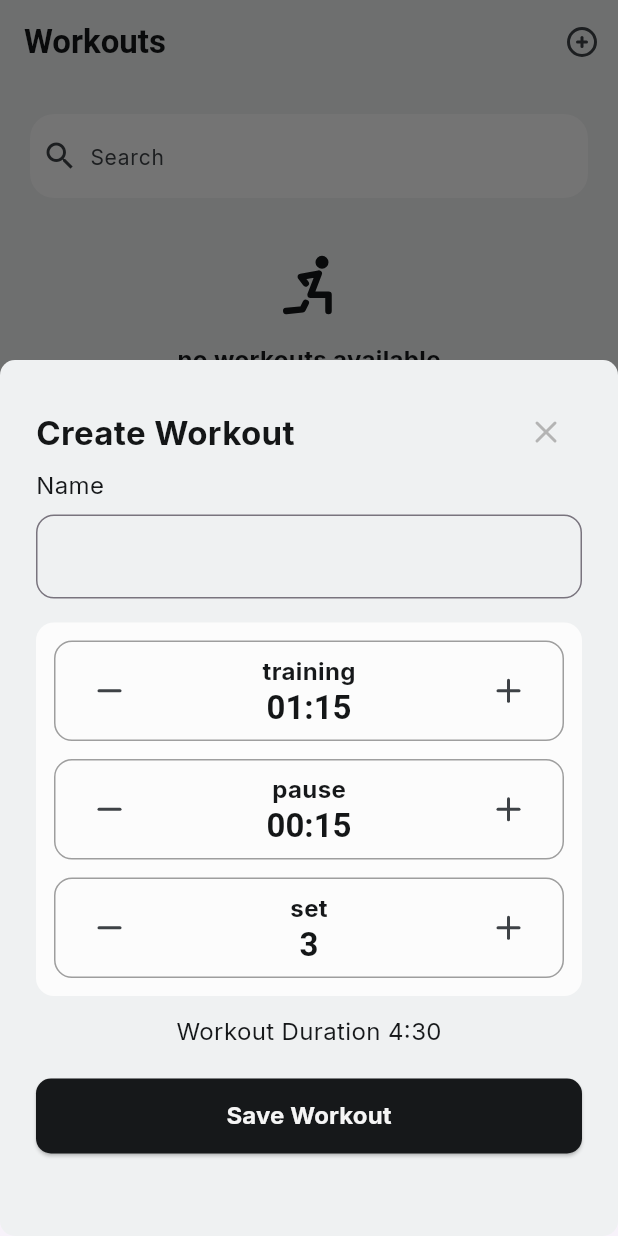
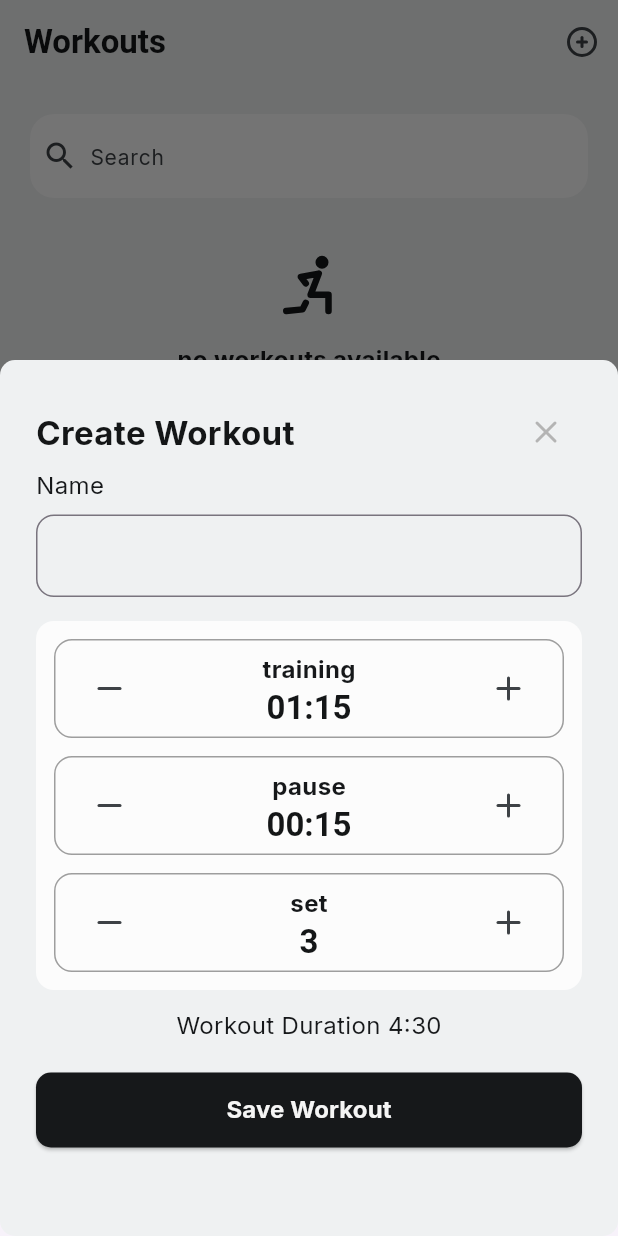
Before and after one commit to NkITaa/interval_timer, a Flutter app: the screen it shows after launch, after a tap on "Create Workout", on a phone screen of 412 x 824 dp. Run offline on Flutter 3.47's test engine with Material 3 defaults, Android fonts, the light colour scheme and no system bars; our stand-ins replace audioplayers, confetti, flutter_tabler_icons, google_fonts, hive, hive_flutter and 2 more; accounts and stored records are empty; generated files the repository leaves out were written again.

Commit message:
Second bashing fixes

```diff
--- a/lib/components/custom_textbox.dart
+++ b/lib/components/custom_textbox.dart
@@ -19,6 +19,8 @@ class CustomTextbox extends StatelessWidget {
         ),
         Padding(
           padding: const EdgeInsets.only(top: 8.0, bottom: 16.0),
+          child: SizedBox(
+            height: 55,
             child: TextFormField(
               validator: (value) {
                 if (value == null || value.isEmpty) {
@@ -29,6 +31,7 @@ class CustomTextbox extends StatelessWidget {
               onTapOutside: (PointerDownEvent event) {
                 FocusScope.of(context).unfocus();
               },
+              textAlignVertical: TextAlignVertical.center,
               style: body1(context),
               cursorColor: lightNeutral300,
               controller: nameController,
@@ -44,6 +47,7 @@ class CustomTextbox extends StatelessWidget {
               ),
             ),
           ),
+        ),
       ],
     );
   }
--- a/lib/components/increment_decrement_button.dart
+++ b/lib/components/increment_decrement_button.dart
@@ -25,6 +25,7 @@ class IncrementDecrementButton extends StatelessWidget {
   @override
   Widget build(BuildContext context) {
     return Container(
+      height: 66,
       padding: const EdgeInsets.only(top: 8, bottom: 8, left: 12, right: 12),
       decoration: BoxDecoration(
         color: MyApp.of(context).isDarkMode() ? darkNeutral100 : lightNeutral0,
@@ -48,8 +49,9 @@ class IncrementDecrementButton extends StatelessWidget {
             width: 100,
             child: Column(
               children: [
-                Text(type, style: body1Bold(context)),
-                RichText(
+                Expanded(child: Text(type, style: body1Bold(context))),
+                Expanded(
+                  child: RichText(
                     text: TextSpan(
                       style: heading3Bold(context),
                       text: type != "set"
@@ -61,6 +63,7 @@ class IncrementDecrementButton extends StatelessWidget {
                               builder: (BuildContext context) =>
                                   Dialogs.buildSetTimesDialog(context, type,
                                       minutes, otherMinutes, sets, setValue),
+                            ),
                     ),
                   ),
                 ),
--- a/lib/pages/profile/components/settings_block.dart
+++ b/lib/pages/profile/components/settings_block.dart
@@ -23,7 +23,7 @@ class SettingsBlock extends StatelessWidget {
         Container(
           decoration: BoxDecoration(
             color:
-                MyApp.of(context).isDarkMode() ? darkNeutral50 : lightNeutral0,
+                MyApp.of(context).isDarkMode() ? darkNeutral50 : lightNeutral50,
             borderRadius: BorderRadius.circular(16),
           ),
           padding: const EdgeInsets.only(left: 24.0, right: 24),
--- a/lib/pages/workouts/components/workouts_appbar.dart
+++ b/lib/pages/workouts/components/workouts_appbar.dart
@@ -15,6 +15,7 @@ class WorkoutsAppbar extends StatelessWidget implements PreferredSizeWidget {
   @override
   Widget build(BuildContext context) {
     return AppBar(
+      surfaceTintColor: Colors.transparent,
       title: Text(AppLocalizations.of(context)!.title_workouts,
           style: heading3Bold(context)),
       automaticallyImplyLeading: false,
--- a/lib/pages/workouts/workouts.dart
+++ b/lib/pages/workouts/workouts.dart
@@ -24,16 +24,18 @@ class _WorkoutsState extends State<Workouts> {
         ),
         body: Container(
             margin: const EdgeInsets.only(left: 20.0, right: 20.0),
-            child: SingleChildScrollView(
-              controller: widget.controller,
-              child: Column(
-                children: [
-                  const WorkoutSearchBar(),
-                  WorkoutList(
-                    setListState: setListState,
+            child: Column(
+              children: [
+                const WorkoutSearchBar(),
+                Expanded(
+                  child: SingleChildScrollView(
+                    controller: widget.controller,
+                    child: WorkoutList(
+                      setListState: setListState,
+                    ),
                   ),
-                ],
-              ),
+                ),
+              ],
             )));
   }
 }
```
Also changed, not shown: lib/pages/run/run.dart (+24 -0 lines), 2 other files. Lines whose indentation alone changed are shown as unchanged.
